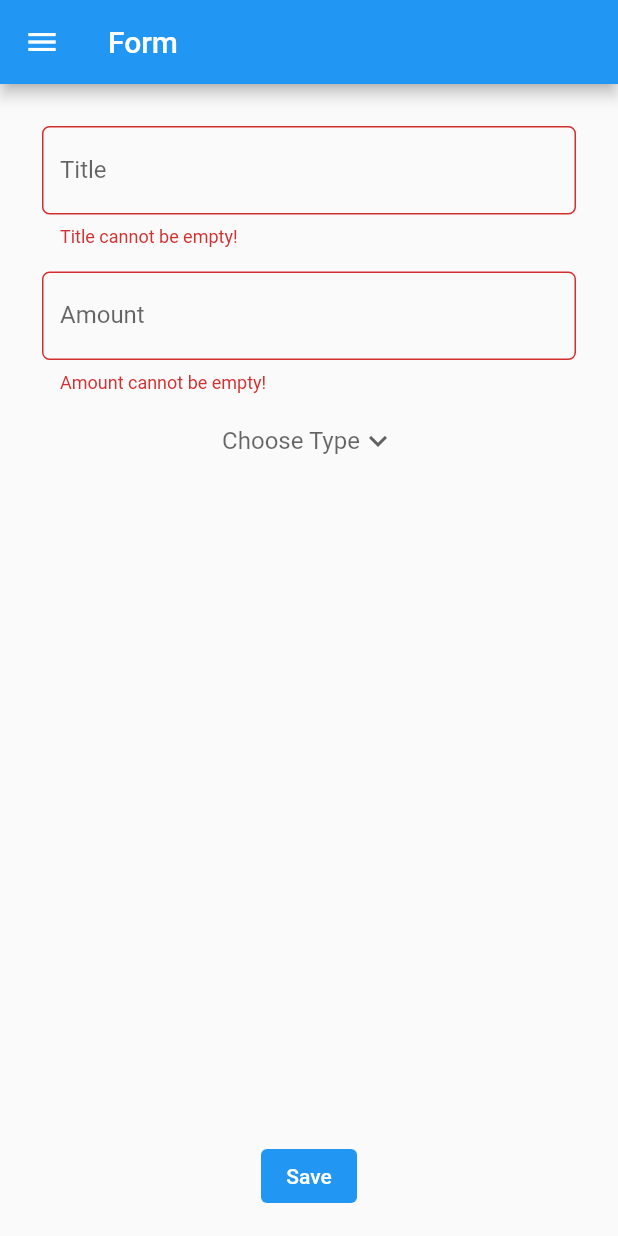
After one commit to nafisazizir/pbp-flutter-lab, a Flutter app: the BudgetInfoPage screen opened directly, after a tap on "Save", on a phone screen of 412 x 824 dp. The commit adds this screen. Run offline on Flutter 3.47's test engine with Material 2 defaults, Android fonts, the phone set to English and light mode, and no system bars.

Commit message:
add feature budget form and budget data

```diff
--- /dev/null
+++ b/lib/budget_info.dart
@@ -0,0 +1,215 @@
+import 'package:flutter/material.dart';
+import 'package:counter_7/main.dart';
+import 'package:counter_7/budget_data.dart';
+
+class BudgetInfoPage extends StatefulWidget {
+  const BudgetInfoPage({super.key});
+
+  @override
+  State<BudgetInfoPage> createState() => _BudgetInfoPageState();
+}
+
+class Data {
+  static List budgetData = [];
+}
+
+class _BudgetInfoPageState extends State<BudgetInfoPage> {
+  final _formKey = GlobalKey<FormState>();
+  String _title = "";
+  int _amount = 0;
+  String? type;
+  List<String> listType = ['Income', 'Expense'];
+
+  @override
+  Widget build(BuildContext context) {
+    return Scaffold(
+      appBar: AppBar(
+        title: const Text('Form'),
+      ),
+      drawer: Drawer(
+        child: Column(
+          children: [
+            ListTile(
+              title: const Text('counter_7'),
+              onTap: (){
+                Navigator.pushReplacement(context, MaterialPageRoute(builder: (context) => MyHomePage(title: 'Flutter Demo Home Page')),
+                );
+              },
+            ),
+            ListTile(
+              title: const Text('Add Budget Info'),
+              onTap: (){
+                Navigator.pushReplacement(context, MaterialPageRoute(builder:(context) => const BudgetInfoPage()),
+                );
+              },
+            ),
+            ListTile(
+              title: const Text('Budget Data'),
+              onTap: (){
+                Navigator.pushReplacement(context, MaterialPageRoute(builder: (context) => const BudgetDataPage()),
+                );
+              },
+            ),
+          ],
+        ),
+      ),
+      body: Form(
+        key: _formKey,
+        child: SingleChildScrollView(
+          child: Container(
+            padding: const EdgeInsets.all(20.0),
+            child: Column(
+              children: [
+                Padding(
+                  // Using padding of 8 pixels
+                  padding: const EdgeInsets.all(8.0),
+                  child: TextFormField(
+                    decoration: InputDecoration(
+                      hintText: "Example: Makan Siang Masjep",
+                      labelText: "Title",
+                      // Added a circular border to make it neater
+                      border: OutlineInputBorder(
+                        borderRadius: BorderRadius.circular(5.0),
+                      ),
+                    ),
+                    // Added behavior when name is typed
+                    onChanged: (String? value) {
+                      setState(() {
+                        _title = value!;
+                      });
+                    },
+                    // Added behavior when data is saved
+                    onSaved: (String? value) {
+                      setState(() {
+                        _title = value!;
+                      });
+                    },
+                    // Validator as form validation
+                    validator: (String? value) {
+                      if (value == null || value.isEmpty) {
+                        return 'Title cannot be empty!';
+                      }
+                      return null;
+                    },
+                  ),
+                ),
+                Padding(
+                  // Using padding of 8 pixels
+                  padding: const EdgeInsets.all(8.0),
+                  child: TextFormField(
+                    decoration: InputDecoration(
+                      hintText: "Example: 15000",
+                      labelText: "Amount",
+                      // Added a circular border to make it neater
+                      border: OutlineInputBorder(
+                        borderRadius: BorderRadius.circular(5.0),
+                      ),
+                    ),
+                    // Added behavior when name is typed
+                    onChanged: (String? value) {
+                      setState(() {
+                        _amount = int.parse(value!);
+                      });
+                    },
+                    // Added behavior when data is saved
+                    onSaved: (String? value) {
+                      setState(() {
+                        _amount = int.parse(value!);
+                      });
+                    },
+                    // Validator as form validation
+                    validator: (String? value) {
+                      if (value == null || value.isEmpty) {
+                        return 'Amount cannot be empty!';
+                      }
+                      return null;
+                    },
+                  ),
+                ),
+                DropdownButton(
+                  hint: const Align(
+                      alignment: Alignment.centerRight,
+                      child: Text(
+                          "Choose Type"
+                      )
+                  ),
+                  value: type,
+                  underline: const SizedBox(),
+                  icon: const Icon(Icons.keyboard_arrow_down),
+                  items: listType.map((String items) {
+                    return DropdownMenuItem(
+                      value: items,
+                      child: Text(items),
+                    );
+                  }).toList(),
+                  onChanged: (String? newValue) {
+                    setState(() {
+                      type = newValue ?? "";
+                    });
+                  },
+                ),
+              ],
+            ),
+          ),
+        ),
+      ),
+      floatingActionButtonLocation: FloatingActionButtonLocation.centerFloat,
+      floatingActionButton: Container(
+          child: Row(
+            mainAxisAlignment: MainAxisAlignment.center,
+            children: [
+              TextButton(
+                style: ButtonStyle(
+                  backgroundColor: MaterialStateProperty.all(Colors.blue),
+                ),
+                onPressed: () {
+                  if (_formKey.currentState!.validate()) {
+                    var store = [];
+                    store.add(_title);
+                    store.add(_amount);
+                    store.add(type);
+                    Data.budgetData.add(store);
+                    showDialog(
+                      context: context,
+                      builder: (context) {
+                        return Dialog(
+                          shape: RoundedRectangleBorder(
+                            borderRadius: BorderRadius.circular(10),
+                          ),
+                          elevation: 15,
+                          child: Container(
+                            child: ListView(
+                              padding: const EdgeInsets.only(top: 20, bottom: 20),
+                              shrinkWrap: true,
+                              children: <Widget>[
+                                Center(child: Text('Your data has been saved')),
+                                TextButton(
+                                  onPressed: () {
+                                    Navigator.pop(context);
+                                    Navigator.push(
+                                      context,
+                                      MaterialPageRoute(builder: (context) => const BudgetDataPage())
+                                        );
+                                  },
+                                  child: const Text('Return'),
+                                ),
+                              ],
+                            ),
+                          ),
+                        );
+                      },
+                    );
+                  }
+                },
+                child: const Text(
+                  "Save",
+                  style: TextStyle(color: Colors.white),
+
+                ),
+              ),
+            ],
+          )
+      ),
+    );
+  }
+}
--- a/lib/main.dart
+++ b/lib/main.dart
@@ -1,4 +1,6 @@
 import 'package:flutter/material.dart';
+import 'package:counter_7/budget_info.dart';
+import 'package:counter_7/budget_data.dart';
 
 void main() {
   runApp(const MyApp());
@@ -105,6 +107,33 @@ class _MyHomePageState extends State<MyHomePage> {
         // the App.build method, and use it to set our appbar title.
         title: Text(widget.title),
       ),
+      drawer: Drawer(
+        child: Column(
+          children: [
+            ListTile(
+              title: const Text('counter_7'),
+              onTap: (){
+                Navigator.pushReplacement(context, MaterialPageRoute(builder: (context) => MyHomePage(title: 'Flutter Demo Home Page')),
+                );
+              },
+            ),
+            ListTile(
+              title: const Text('Add Budget Info'),
+              onTap: (){
+                Navigator.pushReplacement(context, MaterialPageRoute(builder:(context) => const BudgetInfoPage()),
+                );
+              },
+            ),
+            ListTile(
+              title: const Text('Budget Data'),
+              onTap: (){
+                Navigator.pushReplacement(context, MaterialPageRoute(builder: (context) => const BudgetDataPage()),
+                );
+              },
+            ),
+          ],
+        ),
+      ),
       body: Center(
         // Center is a layout widget. It takes a single child and positions it
         // in the middle of the parent.
```
Also changed, not shown: lib/budget_data.dart (added, +97 -0 lines).
